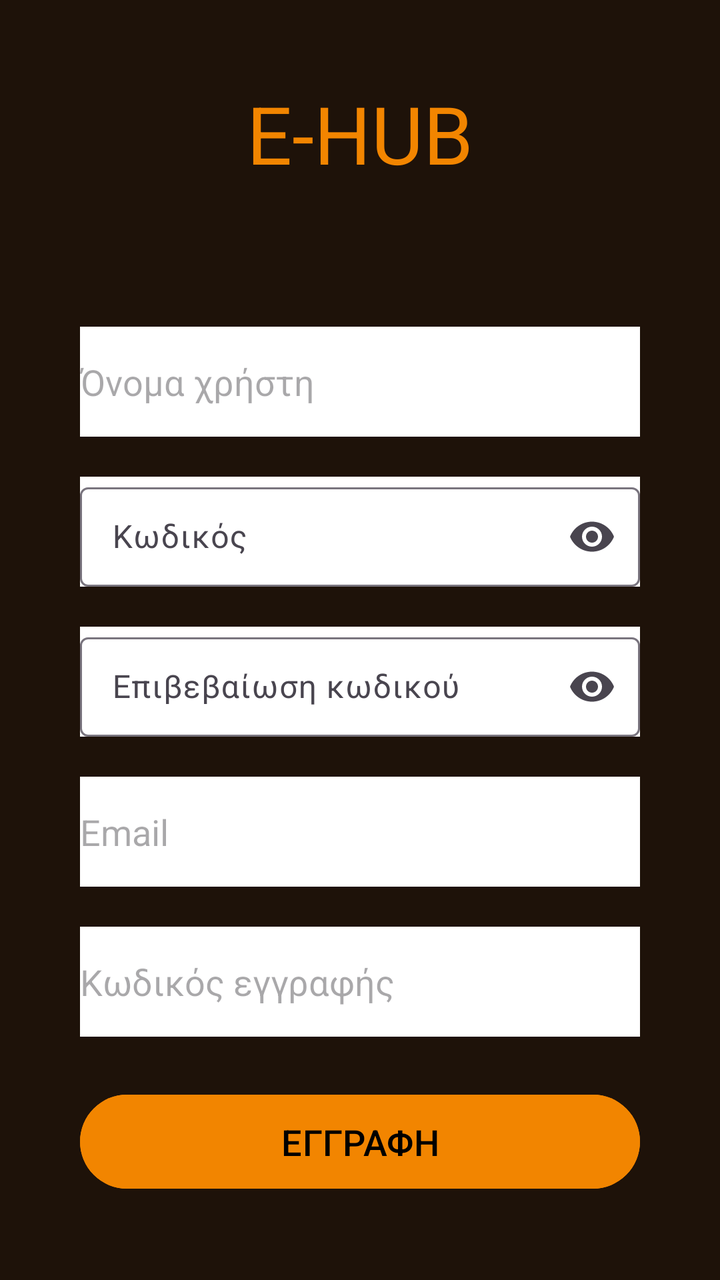
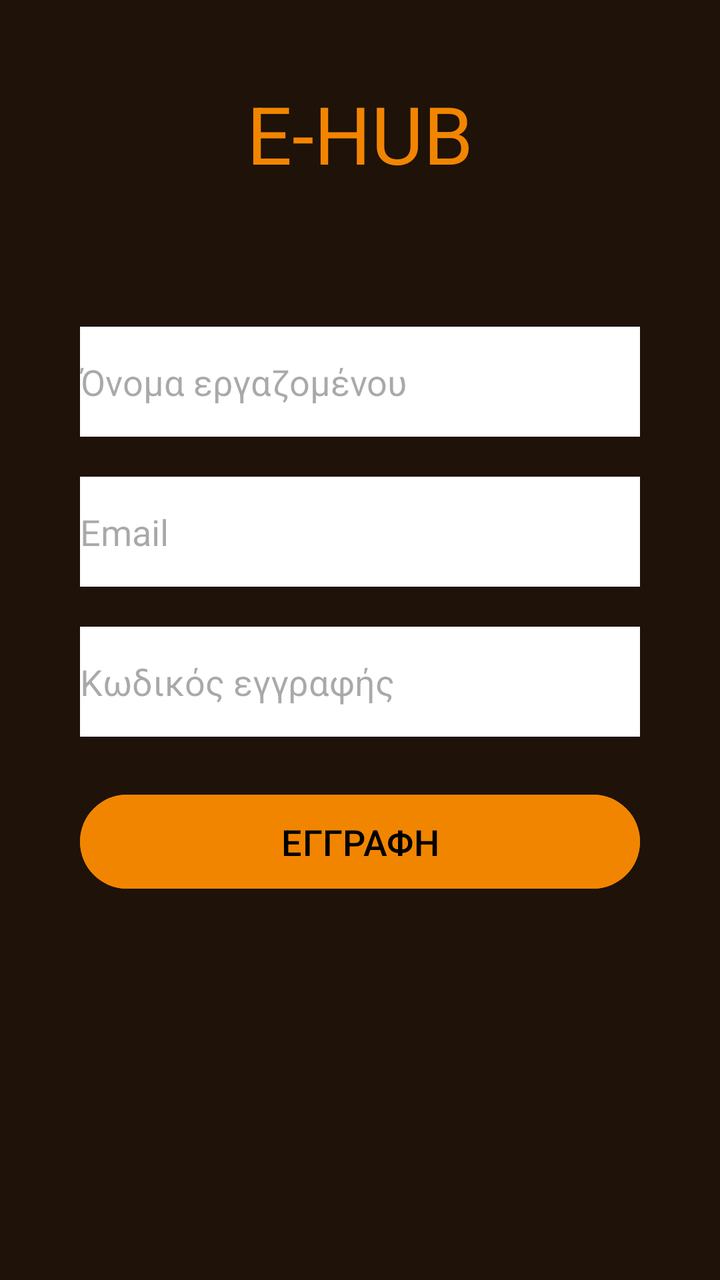

Before-and-after screenshots of an Android layout around one commit, followed by the original layout XML and the change that was made.
<!-- AndroidManifest.xml: application theme Theme.EHUB -->
<!-- res/layout/activity_register.xml -->
<?xml version="1.0" encoding="utf-8"?>
<androidx.constraintlayout.widget.ConstraintLayout xmlns:android="http://schemas.android.com/apk/res/android"
    android:layout_width="match_parent"
    android:layout_height="match_parent"
    xmlns:app="http://schemas.android.com/apk/res-auto"
    android:background="@color/brown">

    <TextView
        android:id="@+id/titleText"
        android:layout_width="wrap_content"
        android:layout_height="wrap_content"
        android:text="E-HUB"
        android:textColor="@color/orange"
        app:layout_constraintEnd_toEndOf="parent"
        app:layout_constraintStart_toStartOf="parent"
        app:layout_constraintTop_toTopOf="parent"
        android:textSize="40sp"
        android:layout_marginTop="40sp"/>


    <EditText
        android:id="@+id/usernameInput"
        android:layout_width="280dp"
        android:layout_height="55dp"
        android:hint="Όνομα χρήστη"
        android:background="@color/white"
        android:textColor="@color/black"
        android:inputType="text"
        app:layout_constraintTop_toBottomOf="@id/titleText"
        app:layout_constraintStart_toStartOf="parent"
        app:layout_constraintEnd_toEndOf="parent"
        android:layout_marginTop="70dp" />

    <com.google.android.material.textfield.TextInputLayout
        android:id="@+id/passwordInput"
        android:layout_width="280dp"
        android:layout_height="55dp"
        android:hint="Κωδικός"
        app:endIconMode="password_toggle"
        android:background="@color/white"
        app:layout_constraintTop_toBottomOf="@+id/usernameInput"
        app:layout_constraintStart_toStartOf="parent"
        app:layout_constraintEnd_toEndOf="parent"
        android:layout_marginTop="20dp" >


    <com.google.android.material.textfield.TextInputEditText
        android:layout_width="match_parent"
        android:layout_height="match_parent"
        android:inputType="textPassword"
        android:textColor="@color/black"/>
    </com.google.android.material.textfield.TextInputLayout>

    <com.google.android.material.textfield.TextInputLayout
        android:id="@+id/confirmPasswordInput"
        android:layout_width="280dp"
        android:layout_height="55dp"
        android:hint="Επιβεβαίωση κωδικού"
        app:endIconMode="password_toggle"
        android:background="@color/white"
        app:layout_constraintTop_toBottomOf="@id/passwordInput"
        app:layout_constraintStart_toStartOf="parent"
        app:layout_constraintEnd_toEndOf="parent"
        android:layout_marginTop="20dp">

        <com.google.android.material.textfield.TextInputEditText
            android:layout_width="match_parent"
            android:layout_height="match_parent"
            android:inputType="textPassword"
            android:textColor="@color/black" />

    </com.google.android.material.textfield.TextInputLayout>

    <EditText
        android:id="@+id/emailInput"
        android:layout_width="280dp"
        android:layout_height="55dp"
        android:hint="Email"
        android:background="@color/white"
        android:textColor="@color/black"
        android:inputType="textEmailAddress"
        app:layout_constraintTop_toBottomOf="@+id/confirmPasswordInput"
        app:layout_constraintStart_toStartOf="parent"
        app:layout_constraintEnd_toEndOf="parent"
        android:layout_marginTop="20dp" />


    <EditText
        android:id="@+id/registrationCodeInput"
        android:layout_width="280dp"
        android:layout_height="55dp"
        android:hint="Κωδικός εγγραφής"
        android:background="@color/white"
        android:textColor="@color/black"
        android:inputType="textPassword"
        app:layout_constraintTop_toBottomOf="@+id/emailInput"
        app:layout_constraintStart_toStartOf="parent"
        app:layout_constraintEnd_toEndOf="parent"
        android:layout_marginTop="20dp"
        />


    <Button
        android:id="@+id/registerButton"
        android:layout_width="280dp"
        android:layout_height="55dp"
        android:text="ΕΓΓΡΑΦΗ"
        android:textSize="18sp"
        android:backgroundTint="@color/orange"
        android:textColor="@color/black"
        app:layout_constraintTop_toBottomOf="@+id/registrationCodeInput"
        app:layout_constraintStart_toStartOf="parent"
        app:layout_constraintEnd_toEndOf="parent"
        android:layout_marginTop="25dp" />

</androidx.constraintlayout.widget.ConstraintLayout>
<!-- resources referenced by this layout -->
<resources>
  <color name="black">#FF000000</color>
  <color name="brown">#1E1209</color>
  <color name="orange">#F28500</color>
  <color name="white">#FFFFFFFF</color>
  <style name="Theme.EHUB" parent="Base.Theme.EHUB" />
  <style name="Base.Theme.EHUB" parent="Theme.Material3.DayNight.NoActionBar">
          
          
      </style>
</resources>

<!-- the commit's change to res/layout/activity_register.xml (unified diff, before → after) -->
@@ -19,10 +19,10 @@
 
 
     <EditText
-        android:id="@+id/usernameInput"
+        android:id="@+id/employeeNameInput"
         android:layout_width="280dp"
         android:layout_height="55dp"
-        android:hint="Όνομα χρήστη"
+        android:hint="Όνομα εργαζομένου"
         android:background="@color/white"
         android:textColor="@color/black"
         android:inputType="text"
@@ -31,45 +31,7 @@
         app:layout_constraintEnd_toEndOf="parent"
         android:layout_marginTop="70dp" />
 
-    <com.google.android.material.textfield.TextInputLayout
-        android:id="@+id/passwordInput"
-        android:layout_width="280dp"
-        android:layout_height="55dp"
-        android:hint="Κωδικός"
-        app:endIconMode="password_toggle"
-        android:background="@color/white"
-        app:layout_constraintTop_toBottomOf="@+id/usernameInput"
-        app:layout_constraintStart_toStartOf="parent"
-        app:layout_constraintEnd_toEndOf="parent"
-        android:layout_marginTop="20dp" >
 
-
-    <com.google.android.material.textfield.TextInputEditText
-        android:layout_width="match_parent"
-        android:layout_height="match_parent"
-        android:inputType="textPassword"
-        android:textColor="@color/black"/>
-    </com.google.android.material.textfield.TextInputLayout>
-
-    <com.google.android.material.textfield.TextInputLayout
-        android:id="@+id/confirmPasswordInput"
-        android:layout_width="280dp"
-        android:layout_height="55dp"
-        android:hint="Επιβεβαίωση κωδικού"
-        app:endIconMode="password_toggle"
-        android:background="@color/white"
-        app:layout_constraintTop_toBottomOf="@id/passwordInput"
-        app:layout_constraintStart_toStartOf="parent"
-        app:layout_constraintEnd_toEndOf="parent"
-        android:layout_marginTop="20dp">
-
-        <com.google.android.material.textfield.TextInputEditText
-            android:layout_width="match_parent"
-            android:layout_height="match_parent"
-            android:inputType="textPassword"
-            android:textColor="@color/black" />
-
-    </com.google.android.material.textfield.TextInputLayout>
 
     <EditText
         android:id="@+id/emailInput"
@@ -79,7 +41,7 @@
         android:background="@color/white"
         android:textColor="@color/black"
         android:inputType="textEmailAddress"
-        app:layout_constraintTop_toBottomOf="@+id/confirmPasswordInput"
+        app:layout_constraintTop_toBottomOf="@id/employeeNameInput"
         app:layout_constraintStart_toStartOf="parent"
         app:layout_constraintEnd_toEndOf="parent"
         android:layout_marginTop="20dp" />
